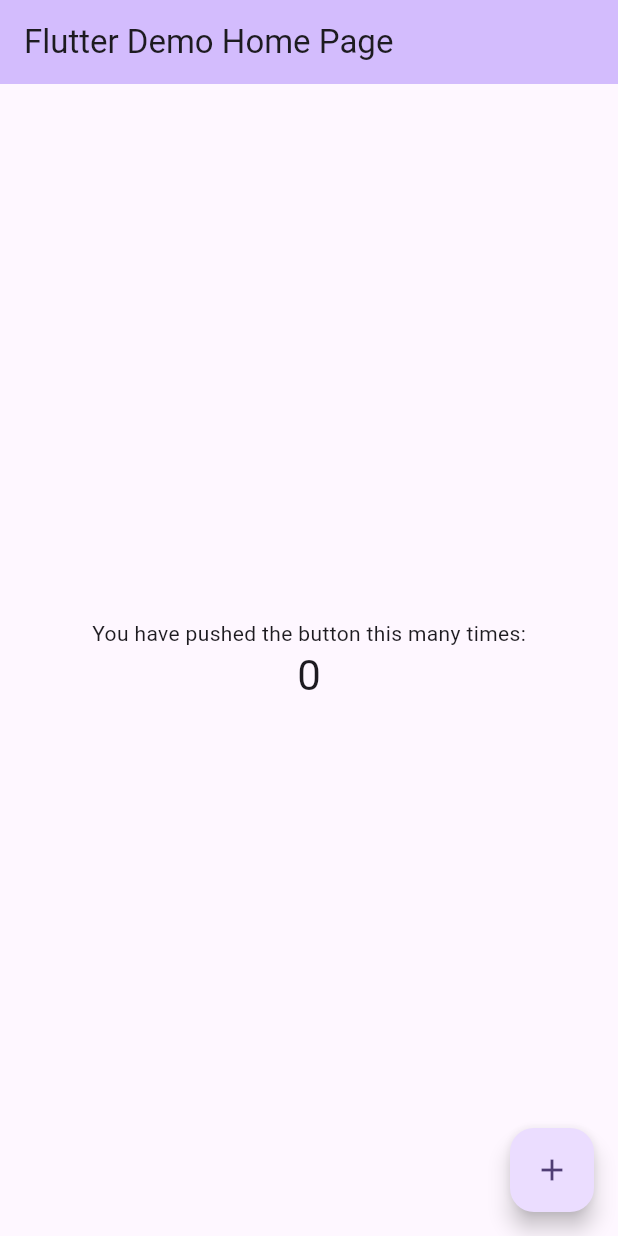
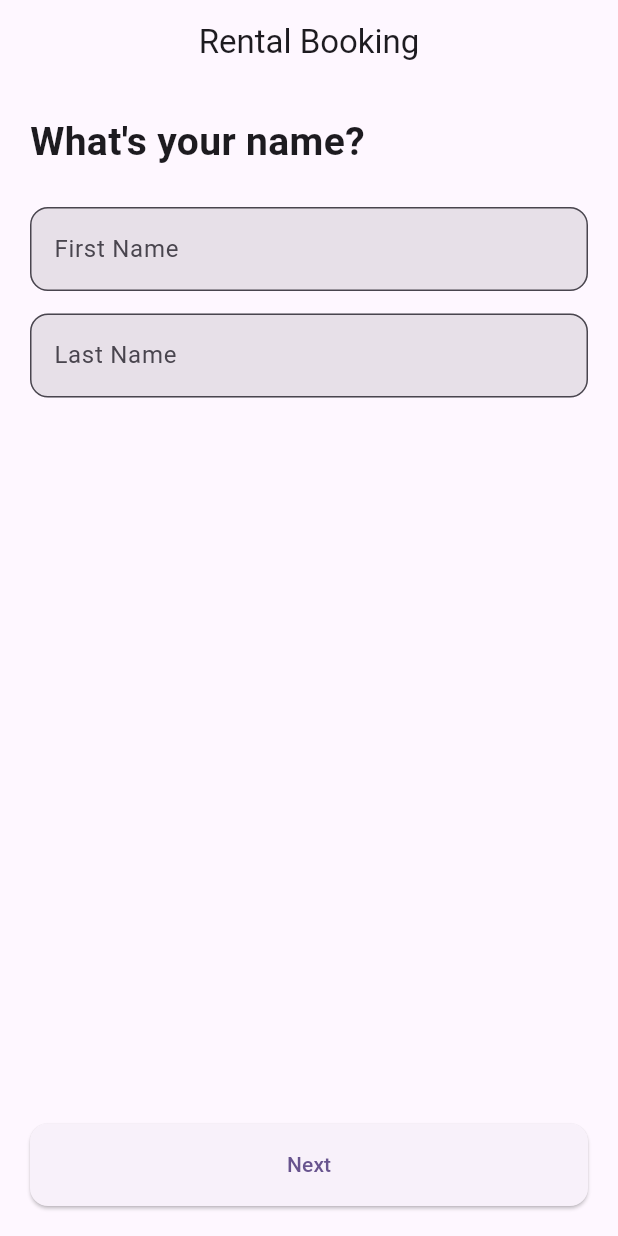
Before and after one commit to harshyadavDeveloper/rental_booking_app, a Flutter app: the screen it shows after launch, on a phone screen of 412 x 824 dp. Run offline on Flutter 3.47's test engine with Material 3 defaults, Android fonts, the phone set to English and light mode, and no system bars.

Commit message:
1. created name screen and wheels screens

```diff
--- /dev/null
+++ b/devtools_options.yaml
@@ -0,0 +1,3 @@
+description: This file stores settings for Dart & Flutter DevTools.
+documentation: https://docs.flutter.dev/tools/devtools/extensions#configure-extension-enablement-states
+extensions:
--- a/lib/main.dart
+++ b/lib/main.dart
@@ -1,4 +1,5 @@
 import 'package:flutter/material.dart';
+import 'package:rental_booking_app/pages/name_screen.dart';
 
 void main() {
   runApp(const MyApp());
@@ -30,7 +31,7 @@ class MyApp extends StatelessWidget {
         // tested with just a hot reload.
         colorScheme: .fromSeed(seedColor: Colors.deepPurple),
       ),
-      home: const MyHomePage(title: 'Flutter Demo Home Page'),
+      home: const NameScreen(),
     );
   }
 }
--- /dev/null
+++ b/lib/pages/name_screen.dart
@@ -0,0 +1,93 @@
+import 'package:flutter/material.dart';
+import 'wheels_screen.dart';
+
+class NameScreen extends StatefulWidget {
+  const NameScreen({super.key});
+
+  @override
+  State<NameScreen> createState() => _NameScreenState();
+}
+
+class _NameScreenState extends State<NameScreen> {
+  final _formKey = GlobalKey<FormState>();
+
+  final _firstNameController = TextEditingController();
+  final _lastNameController = TextEditingController();
+
+  @override
+  Widget build(BuildContext context) {
+    return Scaffold(
+      appBar: AppBar(
+        elevation: 0,
+        centerTitle: true,
+        title: const Text("Rental Booking"),
+      ),
+      body: Padding(
+        padding: const EdgeInsets.all(20),
+        child: Form(
+          key: _formKey,
+          child: Column(
+            crossAxisAlignment: CrossAxisAlignment.start,
+            children: [
+              const Text(
+                "What's your name?",
+                style: TextStyle(fontSize: 26, fontWeight: FontWeight.bold),
+              ),
+              const SizedBox(height: 25),
+
+              _buildTextField(
+                controller: _firstNameController,
+                label: "First Name",
+                error: "Enter a valid first name",
+              ),
+
+              const SizedBox(height: 15),
+
+              _buildTextField(
+                controller: _lastNameController,
+                label: "Last Name",
+                error: "Enter a valid last name",
+              ),
+            ],
+          ),
+        ),
+      ),
+      bottomNavigationBar: Padding(
+        padding: const EdgeInsets.all(20),
+        child: ElevatedButton(
+          onPressed: () {
+            if (_formKey.currentState!.validate()) {
+              Navigator.push(
+                context,
+                MaterialPageRoute(builder: (_) => const WheelsScreen()),
+              );
+            }
+          },
+          style: ElevatedButton.styleFrom(
+            minimumSize: const Size(double.infinity, 55),
+            shape: RoundedRectangleBorder(
+              borderRadius: BorderRadius.circular(12),
+            ),
+          ),
+          child: const Text("Next"),
+        ),
+      ),
+    );
+  }
+
+  Widget _buildTextField({
+    required TextEditingController controller,
+    required String label,
+    required String error,
+  }) {
+    return TextFormField(
+      controller: controller,
+      decoration: InputDecoration(
+        labelText: label,
+        filled: true,
+        border: OutlineInputBorder(borderRadius: BorderRadius.circular(12)),
+      ),
+      validator: (v) => v == null || v.trim().length < 2 ? error : null,
+    );
+  }
+}
```
Also changed, not shown: lib/pages/wheels_screen.dart (added, +111 -0 lines), lib/utils/url.dart (added), 1 other file.
